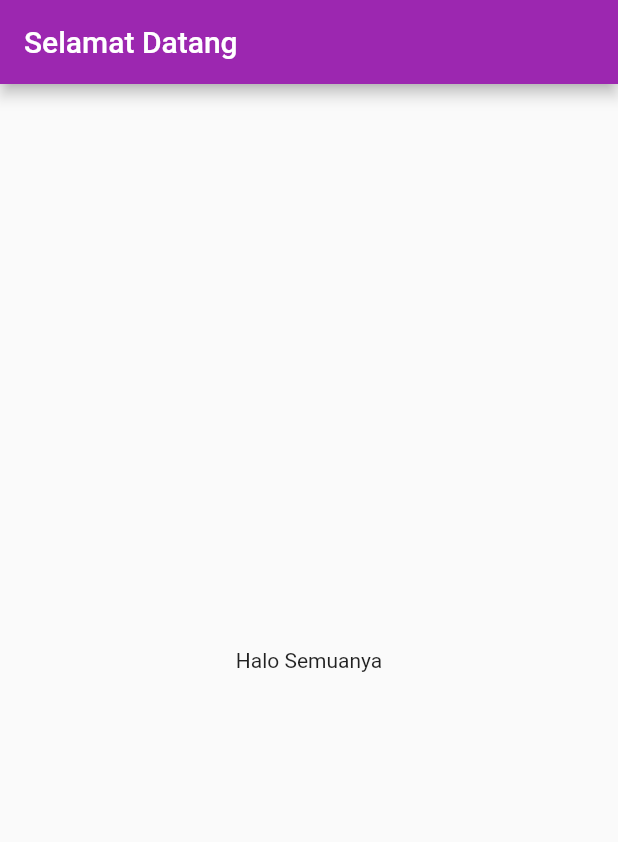
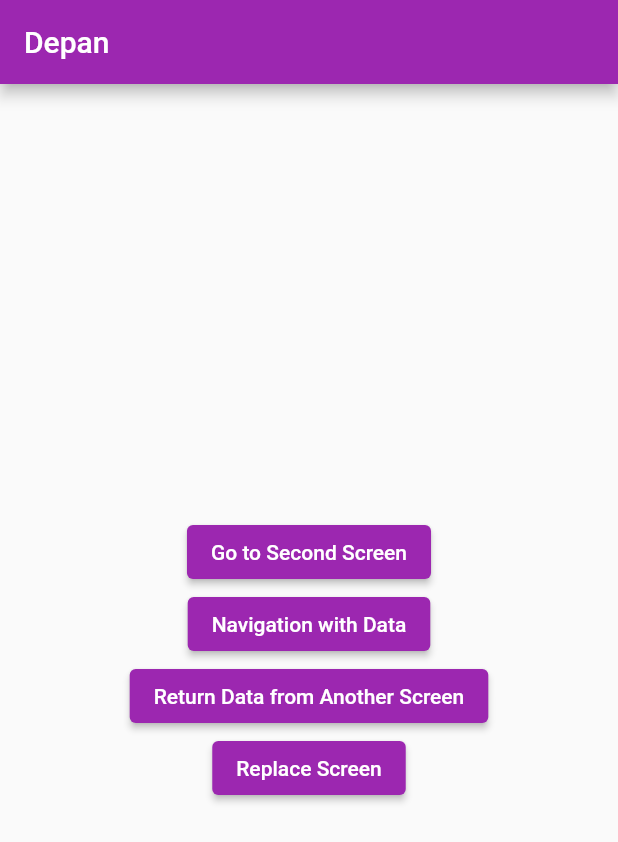
Before and after one commit to dianprawira/flutter_starter, a Flutter app: the screen it shows after launch, on a phone screen of 412 x 824 dp. Shown: the top 842 px of the screen. Run offline on Flutter 3.47's test engine with Material 2 defaults, Android fonts, the phone set to English and light mode, and no system bars.

Commit message:
Navigation complete sample

```diff
--- a/lib/main.dart
+++ b/lib/main.dart
@@ -1,4 +1,9 @@
 import 'package:flutter/material.dart';
+import 'package:flutter_starter/ui/another_screen.dart';
+import 'package:flutter_starter/ui/replacement_screen.dart';
+import 'package:flutter_starter/ui/return_data_screen.dart';
+import 'package:flutter_starter/ui/second_screen.dart';
+import 'package:flutter_starter/ui/second_screen_with_data.dart';
 import 'ui/my_home_page.dart';
 
 void main() {
@@ -15,9 +20,18 @@ class MyApp extends StatelessWidget {
       theme: ThemeData(
         primarySwatch: Colors.purple,
       ),
-      home: const MyHomePage(
-        title: 'Selamat Datang',
-      ),
+      initialRoute: '/',
+      routes: {
+        '/': (context) => const MyHomePage(
+              title: 'Depan',
+            ),
+        '/secondScreen': (context) => const SecondScreen(),
+        '/secondScreenWithData': (context) => SecondScreenWithData(
+            data: ModalRoute.of(context)?.settings.arguments as String),
+        '/returnDataScreen': (context) => const ReturnDataScreen(),
+        '/replacementScreen': (context) => const ReplacementScreen(),
+        '/anotherScreen': (context) => const AnotherScreen(),
+      },
     );
   }
 }
--- a/lib/ui/my_home_page.dart
+++ b/lib/ui/my_home_page.dart
@@ -4,14 +4,49 @@ class MyHomePage extends StatelessWidget {
   const MyHomePage({super.key, required this.title});
 
   final String title;
+  final _scaffoldKey = GlobalKey<ScaffoldState>();
+
   @override
   Widget build(BuildContext context) {
     return Scaffold(
       appBar: AppBar(
         title: Text(title),
       ),
-      body: const Center(
-        child: Text('Halo Semuanya'),
+      body: Center(
+        child: Column(
+          mainAxisAlignment: MainAxisAlignment.center,
+          children: <Widget>[
+            ElevatedButton(
+              child: const Text('Go to Second Screen'),
+              onPressed: () {
+                Navigator.pushNamed(context, '/secondScreen');
+              },
+            ),
+            ElevatedButton(
+              child: const Text('Navigation with Data'),
+              onPressed: () {
+                Navigator.pushNamed(context, '/secondScreenWithData',
+                    arguments: 'Hello from First Screen!');
+              },
+            ),
+            ElevatedButton(
+              child: const Text('Return Data from Another Screen'),
+              onPressed: () async {
+                final scaffoldMessenger = ScaffoldMessenger.of(context);
+                final result =
+                    await Navigator.pushNamed(context, '/returnDataScreen');
+                SnackBar snackBar = SnackBar(content: Text('$result'));
+                scaffoldMessenger.showSnackBar(snackBar);
+              },
+            ),
+            ElevatedButton(
+              child: const Text('Replace Screen'),
+              onPressed: () {
+                Navigator.pushNamed(context, '/replacementScreen');
+              },
+            ),
+          ],
+        ),
       ),
     );
   }
--- /dev/null
+++ b/lib/ui/second_screen_with_data.dart
@@ -0,0 +1,26 @@
+import 'package:flutter/material.dart';
+
+class SecondScreenWithData extends StatelessWidget {
+  const SecondScreenWithData({super.key, required this.data});
+  final String data;
+
+  @override
+  Widget build(BuildContext context) {
+    return Scaffold(
+      body: Center(
+        child: Column(
+          mainAxisAlignment: MainAxisAlignment.center,
+          children: <Widget>[
+            Text(data),
+            ElevatedButton(
+              child: const Text('Back'),
+              onPressed: () {
+                Navigator.pop(context);
+              },
+            ),
+          ],
+        ),
+      ),
+    );
+  }
+}
```
Also changed, not shown: lib/ui/another_screen.dart (added, +25 -0 lines), lib/ui/replacement_screen.dart (added, +19 -0 lines), lib/ui/return_data_screen.dart (added, +43 -0 lines), lib/ui/second_screen.dart (added, +19 -0 lines).
